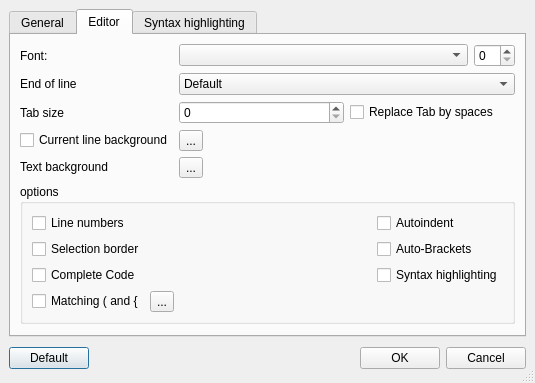
First picture: the form in ui/options.ui, repository google-code-export/qdevelop, before the edit.
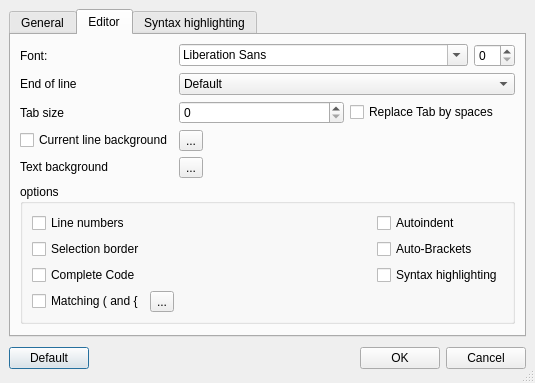
Second picture: the form after the edit. The open tabs and pages were chosen to show the change. Icons and pictures are not drawn.

Patch:
```diff
--- a/ui/options.ui
+++ b/ui/options.ui
@@ -385,7 +385,7 @@
               <number>6</number>
              </property>
              <item>
-              <widget class="QComboBox" name="comboFont" />
+              <widget class="QFontComboBox" name="comboFont" />
              </item>
              <item>
               <widget class="QSpinBox" name="fontSize" >
```
